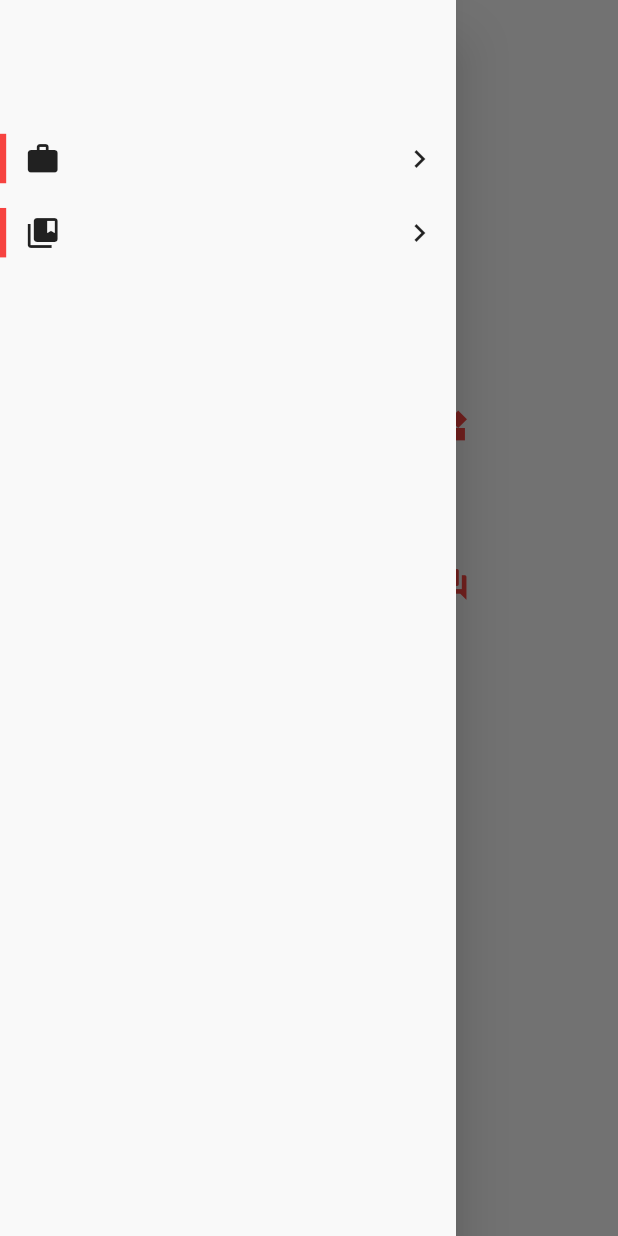
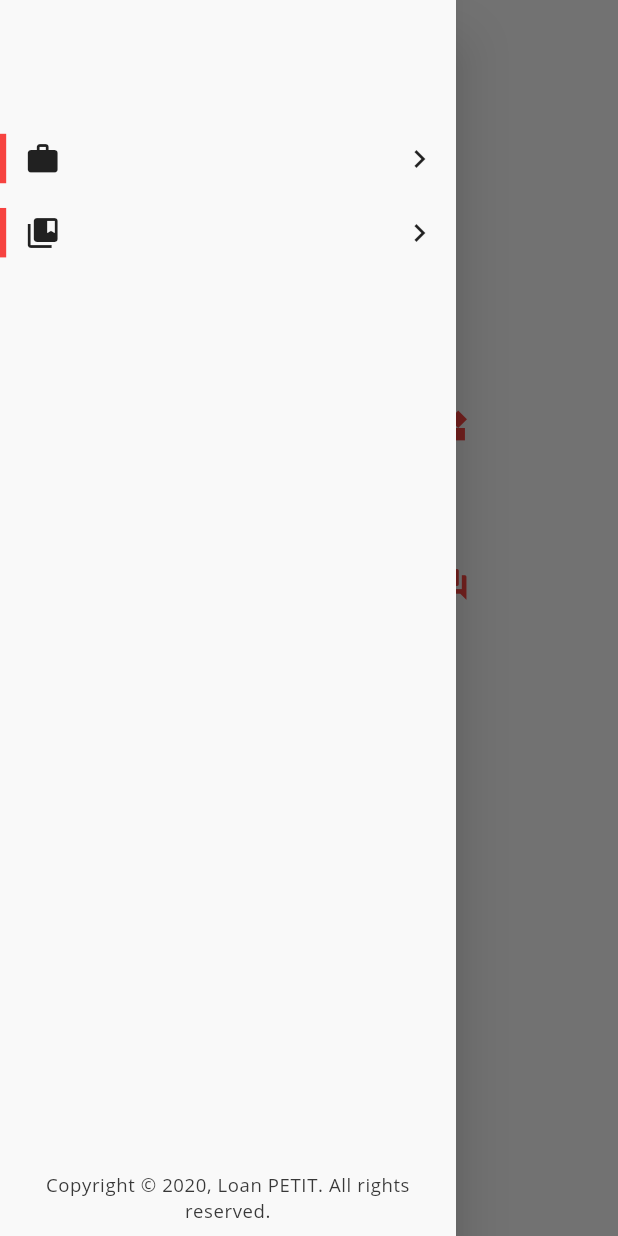
Before and after one commit to loan-petit/flutter_portfolio, a Flutter app: the ServicesScreen screen opened by its route, with the side drawer open, on a phone screen of 412 x 824 dp. Run offline on Flutter 3.47's test engine with Material 2 defaults, Android fonts, the light colour scheme and no system bars; our stand-ins replace shared_preferences; accounts and stored records are empty; generated files the repository leaves out were written again.

Commit message:
feature: Add copyright.

```diff
--- a/flutter/lib/l10n/intl_en.arb
+++ b/flutter/lib/l10n/intl_en.arb
@@ -20,7 +20,7 @@
   "lifetoolsName": "Life*Tools*",
   "lifetoolsDescription": "LifeTools is a personal project created for *better management of daily habits and daily goals*. It helps you building and sticking to habits that matter to you. \n\nThis idea came from a lack of applications matching my expectations in daily routine management. \n\nLifeTools is still is in a very early stage. Some crucial features will be implemented over time. \n\nCurrently, this repository is open-sourced mostly to *showcase some of my technical skills*.",
   "servicesTitle": "My *services*",
-  "applicationDevelopmentExpertiseTitle": "Mobile & Web development",
+  "applicationDevelopmentExpertiseTitle": "Mobile and web development",
   "applicationDevelopmentExpertiseSubtitle": "With Flutter",
   "devopsExpertiseTitle": "DevOps",
   "devopsExpertiseSubtitle": "With Docker, GitHub Actions and Ansible",
--- a/flutter/lib/l10n/intl_fr.arb
+++ b/flutter/lib/l10n/intl_fr.arb
@@ -20,7 +20,7 @@
   "lifetoolsName": "Life*Tools*",
   "lifetoolsDescription": "LifeTools est un projet personnel créé pour une *meilleure gestion de la routine quotidienne et des objectifs quotidiens*. Il vous aide à mettre en place les habitudes qui compte pour vous, et ce, de manière durable. \n\nCette idée m'est venue d'un manque d'application répondant parfaitement à mes besoins en matière de gestion de routine quotidienne. \n\nLifeTools est encore à ses débuts et manque encore de nombreuses fonctionnalités qui seront implémentées au fil du temps. \n\nActuellement, ce dépôt est libre de droit principalement pour *démontrer une partie de mes compétences techniques*.",
   "servicesTitle": "Mes *services*",
-  "applicationDevelopmentExpertiseTitle": "Développement web et mobile",
+  "applicationDevelopmentExpertiseTitle": "Développement mobile et web",
   "applicationDevelopmentExpertiseSubtitle": "Avec Flutter",
   "devopsExpertiseTitle": "DevOps",
   "devopsExpertiseSubtitle": "Avec Docker, GitHub Actions et Ansible",
--- a/flutter/lib/l10n/intl_messages.arb
+++ b/flutter/lib/l10n/intl_messages.arb
@@ -1,5 +1,5 @@
 {
-  "@@last_modified": "2020-01-25T00:09:41.829254",
+  "@@last_modified": "2020-01-26T21:08:39.065695",
   "title": "",
   "@title": {
     "type": "text",
--- a/flutter/lib/l10n/messages_en.dart
+++ b/flutter/lib/l10n/messages_en.dart
@@ -24,7 +24,7 @@ class MessageLookup extends MessageLookupByLibrary {
   final messages = _notInlinedMessages(_notInlinedMessages);
   static _notInlinedMessages(_) => <String, Function> {
     "applicationDevelopmentExpertiseSubtitle" : MessageLookupByLibrary.simpleMessage("With Flutter"),
-    "applicationDevelopmentExpertiseTitle" : MessageLookupByLibrary.simpleMessage("Mobile & Web development"),
+    "applicationDevelopmentExpertiseTitle" : MessageLookupByLibrary.simpleMessage("Mobile and web development"),
     "backendDevelopmentExpertiseSubtitle" : MessageLookupByLibrary.simpleMessage("With GraphQL, Prisma and Node.js"),
     "backendDevelopmentExpertiseTitle" : MessageLookupByLibrary.simpleMessage("Backend development"),
     "chatbotDevelopmentExpertiseSubtitle" : MessageLookupByLibrary.simpleMessage("Development and deployment to vocal assistants"),
--- a/flutter/lib/l10n/messages_fr.dart
+++ b/flutter/lib/l10n/messages_fr.dart
@@ -24,7 +24,7 @@ class MessageLookup extends MessageLookupByLibrary {
   final messages = _notInlinedMessages(_notInlinedMessages);
   static _notInlinedMessages(_) => <String, Function> {
     "applicationDevelopmentExpertiseSubtitle" : MessageLookupByLibrary.simpleMessage("Avec Flutter"),
-    "applicationDevelopmentExpertiseTitle" : MessageLookupByLibrary.simpleMessage("Développement web et mobile"),
+    "applicationDevelopmentExpertiseTitle" : MessageLookupByLibrary.simpleMessage("Développement mobile et web"),
     "backendDevelopmentExpertiseSubtitle" : MessageLookupByLibrary.simpleMessage("Avec GraphQL, Prisma et Node.js"),
     "backendDevelopmentExpertiseTitle" : MessageLookupByLibrary.simpleMessage("Développement backend"),
     "chatbotDevelopmentExpertiseSubtitle" : MessageLookupByLibrary.simpleMessage("Développement et déploiement sur les assistants vocaux"),
--- a/flutter/lib/src/ui/widgets/expertise_grid.dart
+++ b/flutter/lib/src/ui/widgets/expertise_grid.dart
@@ -40,6 +40,7 @@ class ExpertiseGrid extends StatelessWidget {
         SizedBox(height: 4 * SizeConfig.heightMultiplier),
         IntrinsicHeight(
           child: Row(
+            crossAxisAlignment: CrossAxisAlignment.stretch,
             children: <Widget>[
               Expanded(
                 child: _buildGridItem(
@@ -98,7 +99,7 @@ class ExpertiseGrid extends StatelessWidget {
     String subtitle,
   }) {
     return Column(
-      mainAxisAlignment: MainAxisAlignment.center,
+      mainAxisAlignment: MainAxisAlignment.start,
       crossAxisAlignment: CrossAxisAlignment.center,
       children: <Widget>[
         Icon(
--- a/flutter/lib/src/ui/widgets/profile/profile_additional_informations.dart
+++ b/flutter/lib/src/ui/widgets/profile/profile_additional_informations.dart
@@ -83,7 +83,7 @@ class ProfileAdditionalInformations extends StatelessWidget {
         Link(
           label: email,
           onTap: () async {
-            await Clipboard.setData(new ClipboardData(text: email));
+            await Clipboard.setData(ClipboardData(text: email));
             final snackBar = SnackBar(
               content: Text(
                 AppLocalization.of(context).emailCopiedMessage,
--- a/flutter/lib/src/ui/widgets/shared/page_navigation_button.dart
+++ b/flutter/lib/src/ui/widgets/shared/page_navigation_button.dart
@@ -47,8 +47,7 @@ class _PageNavigationButtonState extends State<PageNavigationButton> {
   }
 
   Widget _buildButton() {
-    return FlatButton(
-      hoverColor: Colors.transparent,
+    return GestureDetector(
       child: Column(
         children: <Widget>[
           if (SizeConfig.isMobilePortrait == false)
@@ -66,7 +65,7 @@ class _PageNavigationButtonState extends State<PageNavigationButton> {
           ),
         ],
       ),
-      onPressed: () {
+      onTap: () {
         widget.pageController.animateToPage(
           widget.pageController.page.toInt() + 1,
           duration: Duration(milliseconds: 300),
--- a/flutter/lib/src/ui/widgets/shared/scaffold/drawer.dart
+++ b/flutter/lib/src/ui/widgets/shared/scaffold/drawer.dart
@@ -32,6 +32,15 @@ class AppDrawer extends StatelessWidget {
           SizedBox(height: 2 * SizeConfig.heightMultiplier),
           _buildMenuItem(context, Icons.collections_bookmark,
               AppLocalization.of(context).projectsLink, '/projects'),
+          Expanded(child: Container()),
+          Container(
+            padding: EdgeInsets.all(SizeConfig.heightMultiplier),
+            child: Text(
+              'Copyright © 2020, Loan PETIT. All rights reserved.',
+              textAlign: TextAlign.center,
+              style: Theme.of(context).textTheme.caption,
+            ),
+          ),
         ],
       ),
     );
--- a/flutter/lib/src/ui/widgets/shared/scaffold/index.dart
+++ b/flutter/lib/src/ui/widgets/shared/scaffold/index.dart
@@ -19,7 +19,7 @@ class AppScaffold extends StatefulWidget {
 }
 
 class _AppScaffoldState extends State<AppScaffold> {
-  final GlobalKey<ScaffoldState> _scaffoldKey = new GlobalKey<ScaffoldState>();
+  final GlobalKey<ScaffoldState> _scaffoldKey = GlobalKey<ScaffoldState>();
 
   @override
   Widget build(BuildContext context) {
@@ -27,6 +27,19 @@ class _AppScaffoldState extends State<AppScaffold> {
       key: _scaffoldKey,
       appBar: _buildAppBar(),
       drawer: (SizeConfig.isPortrait) ? SafeArea(child: AppDrawer()) : null,
+      bottomNavigationBar: (!SizeConfig.isPortrait)
+          ? Container(
+              padding: EdgeInsets.only(
+                right: SizeConfig.widthMultiplier,
+                bottom: SizeConfig.heightMultiplier,
+              ),
+              child: Text(
+                'Copyright © 2020, Loan PETIT. All rights reserved.',
+                textAlign: TextAlign.end,
+                style: Theme.of(context).textTheme.caption,
+              ),
+            )
+          : null,
       body: SafeArea(
         child: Container(
           margin: (!SizeConfig.isPortrait)
```
